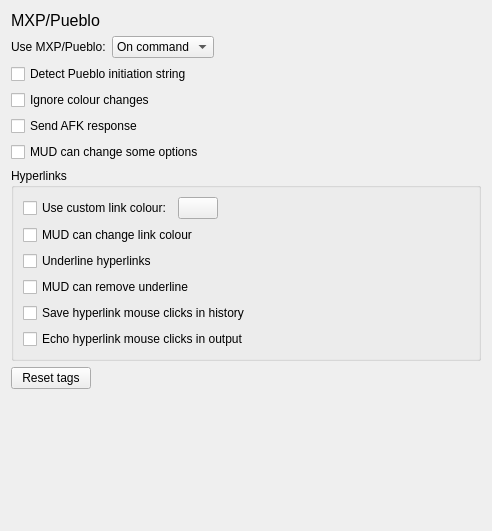
jnbooth/smushclient, file smushclient-qt/cpp/ui/prefs/mxp.ui: the form before one commit.
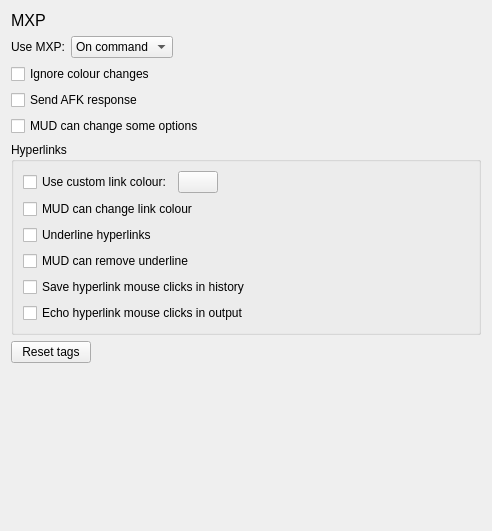
The form after the commit. Icons and pictures are not drawn. Custom widgets are drawn as their Qt base class.

Diff of the .ui file:
```diff
--- a/smushclient-qt/cpp/ui/prefs/mxp.ui
+++ b/smushclient-qt/cpp/ui/prefs/mxp.ui
@@ -28,7 +28,7 @@
       </font>
      </property>
      <property name="text">
-      <string>MXP/Pueblo</string>
+      <string>MXP</string>
      </property>
     </widget>
    </item>
@@ -37,7 +37,7 @@
      <item row="0" column="0">
       <widget class="QLabel" name="label_use_mxp">
        <property name="text">
-        <string>Use MXP/Pueblo:</string>
+        <string>Use MXP:</string>
        </property>
       </widget>
      </item>
@@ -74,14 +74,7 @@
     </layout>
    </item>
    <item>
-    <widget class="QCheckBox" name="detect_pueblo">
-     <property name="text">
-      <string>Detect Pueblo initiation string</string>
-     </property>
-    </widget>
-   </item>
-   <item>
-    <widget class="QCheckBox" name="ignore_mxp_color_changes">
+    <widget class="QCheckBox" name="IgnoreMxpColorChanges">
      <property name="text">
       <string>Ignore colour changes</string>
      </property>
@@ -117,7 +110,7 @@
          </widget>
         </item>
         <item>
-         <widget class="QPushButton" name="hyperlink_color">
+         <widget class="ColorPickerButton" name="HyperlinkColor">
           <property name="sizePolicy">
            <sizepolicy hsizetype="Fixed" vsizetype="Fixed">
             <horstretch>0</horstretch>
@@ -217,6 +210,13 @@
    </item>
   </layout>
  </widget>
+ <customwidgets>
+  <customwidget>
+   <class>ColorPickerButton</class>
+   <extends>QPushButton</extends>
+   <header>colorpickerbutton.h</header>
+  </customwidget>
+ </customwidgets>
  <resources/>
  <connections/>
 </ui>
```
Left out of the diff: 29 changed lines with no effect on the pictures.
